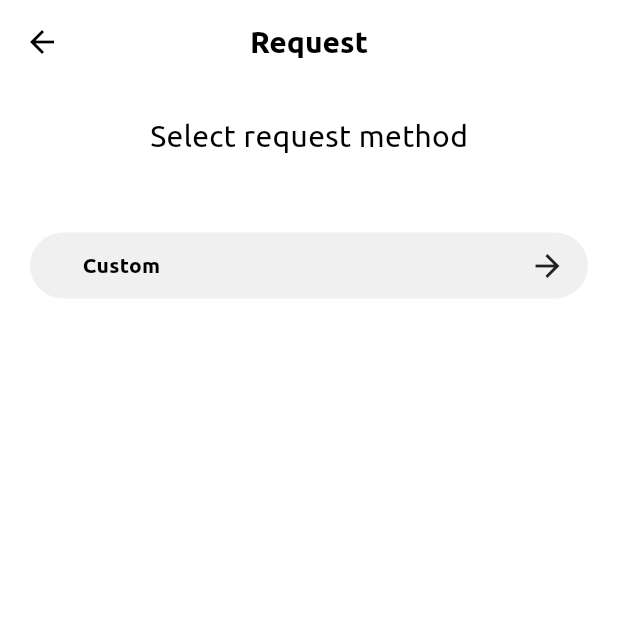
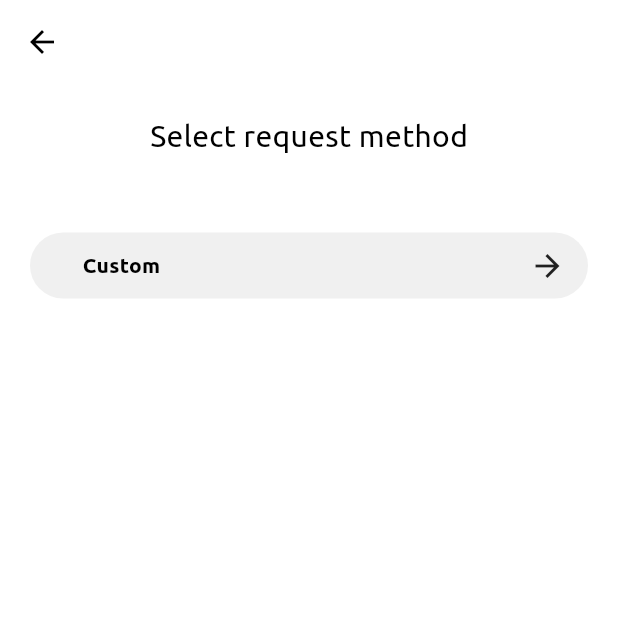
Before and after one commit to top2429/Finance-App, a Flutter app: the ChooseRequestMethod screen opened directly, on a phone screen of 412 x 824 dp, the top half of it. Run offline on Flutter 3.47's test engine with Material 3 defaults, Android fonts, the phone set to English and light mode, and no system bars; our stand-ins replace buttons_tabbar, cloud_firestore, firebase_auth, firebase_core, fl_chart, flutter_otp_text_field and 3 more; missing offline and left inert: flutterwave_standard, pin_plus_keyboard; accounts and stored records are empty; project files that could hold a hidden picture were left out.

Commit message:
fix: Some features is updated.

```diff
--- a/lib/features/Requests/presentation/chooseRequestMethod.dart
+++ b/lib/features/Requests/presentation/chooseRequestMethod.dart
@@ -18,10 +18,6 @@ class _ChooseRequestPaymentMethodState extends State<ChooseRequestMethod> {
     return Scaffold(
       appBar: AppBar(
         centerTitle: true,
-        title: const Text(
-          "Request",
-          style: TextStyle(fontSize: 20),
-        ),
         elevation: 0,
         backgroundColor: Colors.white,
         leading: IconButton(
```
